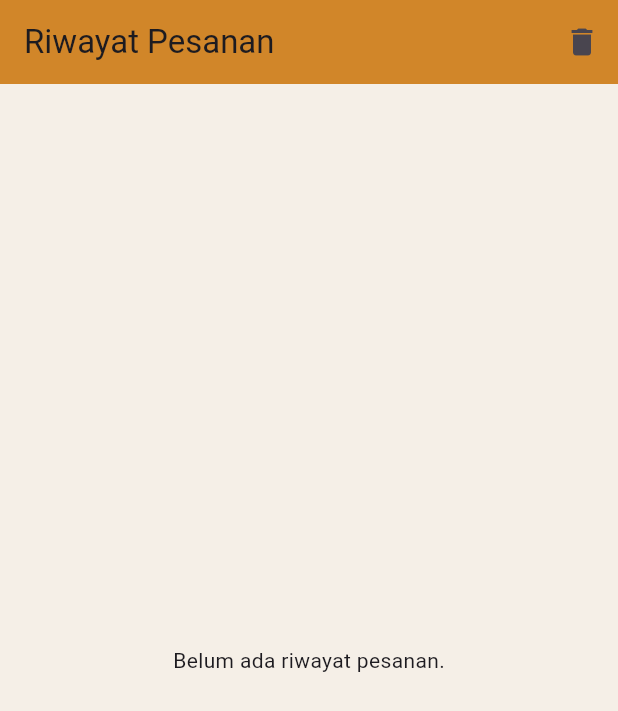
After one commit to lyperrr/coffe-shop-flutter, a Flutter app: the HistoryScreen screen opened directly, after a tap on the "delete" icon, on a phone screen of 412 x 824 dp. The commit adds this screen. Shown: the top 711 px of the screen. Run offline on Flutter 3.47's test engine with Material 3 defaults, Android fonts, the phone set to English and light mode, and no system bars; our stand-ins replace image_picker; Roboto replaces fonts that are missing (Arial).

Commit message:
update history

```diff
--- /dev/null
+++ b/lib/providers/history_provider.dart
@@ -0,0 +1,20 @@
+import 'package:flutter/material.dart';
+import '../models/history_model.dart';
+
+class HistoryProvider extends ChangeNotifier {
+  final List<HistoryModel> _historyList = [];
+
+  List<HistoryModel> get historyList => _historyList;
+
+  void addToHistory(HistoryModel item) {
+    _historyList.add(item);
+    notifyListeners();
+  }
+
+  void clearHistory() {
+    _historyList.clear();
+    notifyListeners();
+  }
+
+  void removeFromHistory(int index) {}
+}
--- /dev/null
+++ b/lib/screens/history_screen.dart
@@ -0,0 +1,58 @@
+import 'package:flutter/material.dart';
+import 'package:provider/provider.dart';
+import 'package:intl/intl.dart';
+import 'dart:convert';
+import '../providers/history_provider.dart';
+import '../constants/colors.dart';
+import '../widgets/history_card.dart'; // pastikan path ini sesuai
+
+class HistoryScreen extends StatelessWidget {
+  const HistoryScreen({super.key});
+
+  @override
+  Widget build(BuildContext context) {
+    final historyProvider = Provider.of<HistoryProvider>(context);
+    final historyList = historyProvider.historyList;
+
+    return Scaffold(
+      appBar: AppBar(
+        title: const Text('Riwayat Pesanan'),
+        backgroundColor: activeItems,
+        actions: [
+          IconButton(
+            icon: const Icon(Icons.delete),
+            onPressed: () {
+              historyProvider.clearHistory();
+            },
+          ),
+        ],
+      ),
+      body:
+          historyList.isEmpty
+              ? const Center(child: Text('Belum ada riwayat pesanan.'))
+              : ListView.builder(
+                itemCount: historyList.length,
+                itemBuilder: (context, index) {
+                  final item = historyList[index];
+                  return Dismissible(
+                    key: UniqueKey(),
+                    direction: DismissDirection.endToStart,
+                    background: Container(
+                      color: Colors.red,
+                      alignment: Alignment.centerRight,
+                      padding: const EdgeInsets.only(right: 20),
+                      child: const Icon(Icons.delete, color: Colors.white),
+                    ),
+                    onDismissed: (direction) {
+                      historyProvider.removeFromHistory(index);
+                      ScaffoldMessenger.of(context).showSnackBar(
+                        const SnackBar(content: Text('Riwayat dihapus')),
+                      );
+                    },
+                    child: HistoryCard(history: item),
+                  );
+                },
+              ),
+    );
+  }
+}
```
Also changed, not shown: lib/main.dart (+5 -4 lines), lib/models/history_model.dart (+21 -28 lines), lib/widgets/history_card.dart (added, +88 -0 lines), lib/widgets/menu_card.dart (+22 -1 lines).
